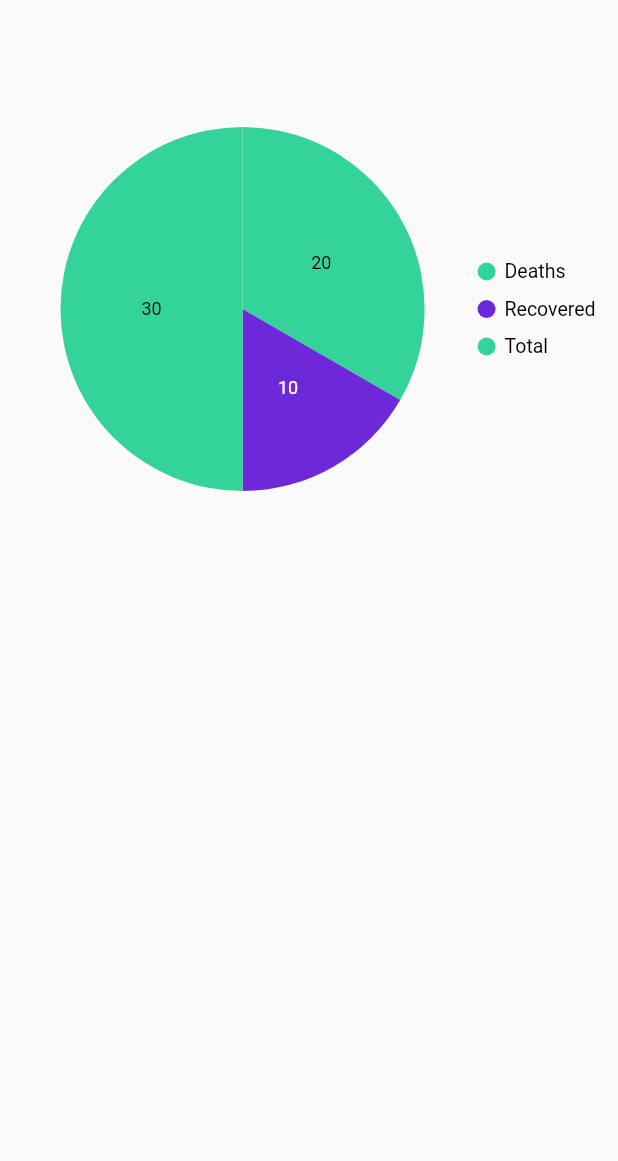
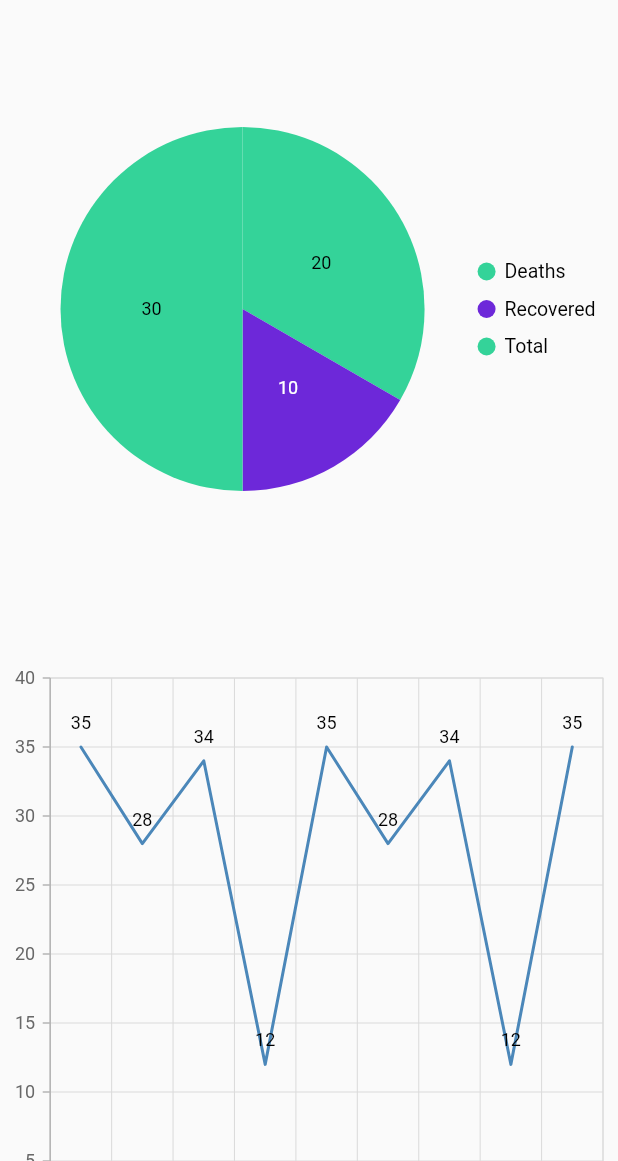
Before and after one commit to izaanjahangir/covid-tracker-flutter, a Flutter app: the screen it shows after launch, on a phone screen of 412 x 824 dp, the part 75-1236 px from its top. Run offline on Flutter 3.47's test engine with Material 2 defaults, Android fonts, the phone set to English and light mode, and no system bars; drawn by our look-alikes of touchable_opacity; our stand-ins replace syncfusion_flutter_charts.

Commit message:
added dummy line chart

```diff
--- /dev/null
+++ b/lib/components/line_chart/line_chart.dart
@@ -0,0 +1,40 @@
+import "package:flutter/material.dart";
+import 'package:syncfusion_flutter_charts/charts.dart';
+
+class LineChart extends StatelessWidget {
+  @override
+  Widget build(BuildContext context) {
+    final size = MediaQuery.of(context).size;
+    final _tooltipBehavior = TooltipBehavior(enable: true);
+
+    return Container(
+        height: size.height * 0.5,
+        child: SfCartesianChart(
+            primaryXAxis: CategoryAxis(),
+            tooltipBehavior: _tooltipBehavior,
+            series: <LineSeries<SalesData, String>>[
+              LineSeries<SalesData, String>(
+                  dataSource: <SalesData>[
+                    SalesData('01-Jan-2020', 35),
+                    SalesData('01-Feb-2020', 28),
+                    SalesData('01-Mar-2020', 34),
+                    SalesData('02-Mar-2020', 12),
+                    SalesData('03-Mar-2020', 35),
+                    SalesData('04-Mar-2020', 28),
+                    SalesData('05-Mar-2020', 34),
+                    SalesData('06-Mar-2020', 12),
+                    SalesData('07-Mar-2020', 35),
+                  ],
+                  xValueMapper: (SalesData sales, _) => sales.year,
+                  yValueMapper: (SalesData sales, _) => sales.sales,
+                  // Enable data label
+                  dataLabelSettings: DataLabelSettings(isVisible: true))
+            ]));
+  }
+}
+
+class SalesData {
+  SalesData(this.year, this.sales);
+  final String year;
+  final double sales;
+}
--- a/lib/screens/home/home.dart
+++ b/lib/screens/home/home.dart
@@ -1,5 +1,6 @@
 import 'package:covid_tracker/components/app_drawer/app_drawer.dart';
 import 'package:covid_tracker/components/app_header/app_header.dart';
+import 'package:covid_tracker/components/line_chart/line_chart.dart';
 import 'package:covid_tracker/components/pie_chart/pie_chart.dart';
 import 'package:covid_tracker/utils/responsive.dart';
 import "package:flutter/material.dart";
@@ -36,8 +37,16 @@ class Home extends StatelessWidget {
                   child: AppDrawer(),
                 ),
               Expanded(
-                child: Column(
-                  children: [AppHeader(), PieChart()],
+                child: SingleChildScrollView(
+                  child: Column(
+                    children: [
+                      AppHeader(),
+                      Responsive(
+                          mobile: MobileView(),
+                          tablet: DesktopView(),
+                          desktop: DesktopView())
+                    ],
+                  ),
                 ),
               )
             ],
@@ -47,3 +56,27 @@ class Home extends StatelessWidget {
     );
   }
 }
+
+class DesktopView extends StatelessWidget {
+  @override
+  Widget build(BuildContext context) {
+    return Row(
+      children: [PieChart(), Expanded(child: LineChart())],
+    );
+  }
+}
+
+class MobileView extends StatelessWidget {
+  @override
+  Widget build(BuildContext context) {
+    return Column(
+      children: [
+        PieChart(),
+        SizedBox(
+          height: 30,
+        ),
+        LineChart()
+      ],
+    );
+  }
+}
--- a/lib/utils/responsive.dart
+++ b/lib/utils/responsive.dart
@@ -13,11 +13,11 @@ class Responsive extends StatelessWidget {
   }) : super(key: key);
 
   static bool isMobile(BuildContext context) =>
-      MediaQuery.of(context).size.width < 500;
+      MediaQuery.of(context).size.width < 600;
 
   static bool isTablet(BuildContext context) =>
       MediaQuery.of(context).size.width < 1100 &&
-      MediaQuery.of(context).size.width >= 500;
+      MediaQuery.of(context).size.width >= 600;
 
   static bool isDesktop(BuildContext context) =>
       MediaQuery.of(context).size.width >= 1100;
@@ -30,7 +30,7 @@ class Responsive extends StatelessWidget {
       return desktop;
     }
     // If width it less then 1100 and more then 850 we consider it as tablet
-    else if (_size.width >= 850 && tablet != null) {
+    else if (_size.width >= 600 && tablet != null) {
       return tablet;
     }
     // Or less then that we called it mobile
```
